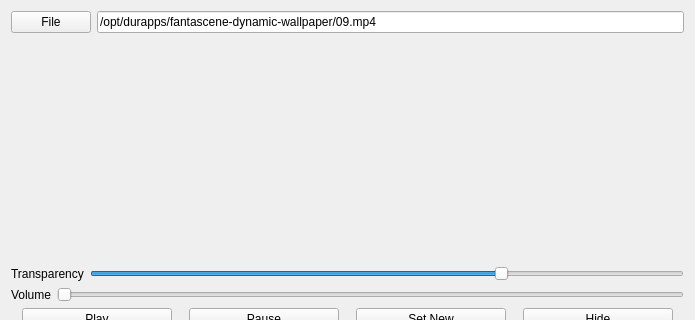
Old version of the form src/settingwindow.ui in the repository dependon/fantascene-dynamic-wallpaper; both pictures show x 0 to 695 and y 0 to 320 of the 695 by 461 pixel window.
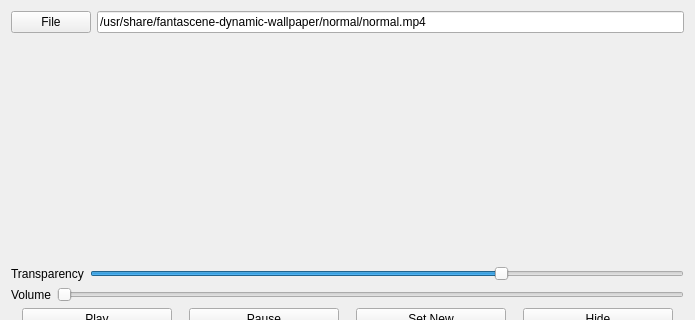
New version of the form.

```diff
--- a/src/settingwindow.ui
+++ b/src/settingwindow.ui
@@ -26,7 +26,7 @@
      <item>
       <widget class="QLineEdit" name="pathEdit">
        <property name="text">
-        <string>/opt/durapps/fantascene-dynamic-wallpaper/09.mp4</string>
+        <string>/usr/share/fantascene-dynamic-wallpaper/normal/normal.mp4</string>
        </property>
       </widget>
      </item>
```
Left out of the diff: 1 changed line with no effect on the pictures.
